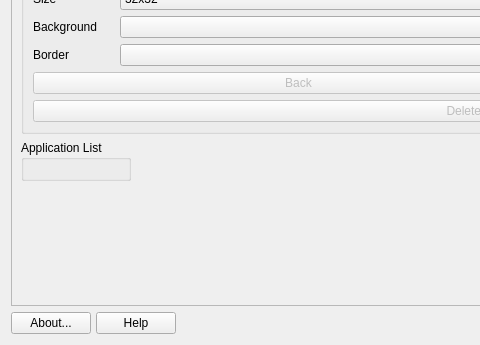
Before: the Qt Designer form mainwindow.ui in AdrianTM/mx-dockmaker, drawn with Qt 5; both pictures show x 0 to 480 and y 204 to 549 of the 1067 by 549 pixel window.
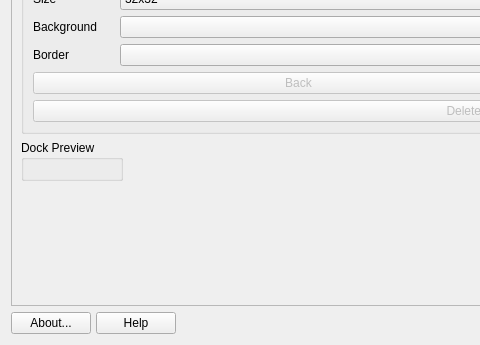
After: the same form once the commit is applied. Icons and pictures are not drawn.

What changed in the file:
```diff
--- a/mainwindow.ui
+++ b/mainwindow.ui
@@ -270,7 +270,7 @@
       <item row="3" column="0" alignment="Qt::AlignLeft">
        <widget class="QGroupBox" name="groupPreview">
         <property name="title">
-         <string>Application List</string>
+         <string>Dock Preview</string>
         </property>
         <layout class="QHBoxLayout" name="horizontalLayout"/>
        </widget>
```
